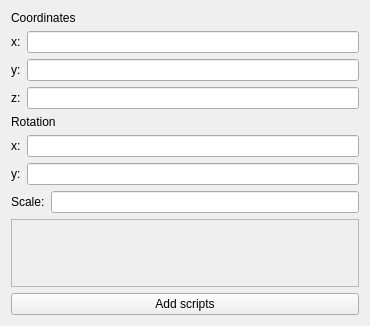
Old version of the form UUEngine/EngineUI/objectinfo.ui in the repository Lvuppp/Game-Engine-UUEngine.
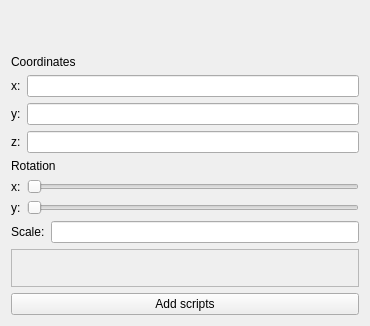
New version of the form.

Commit message: create basic object info ui

The edit to the form file:
```diff
--- a/UUEngine/EngineUI/objectinfo.ui
+++ b/UUEngine/EngineUI/objectinfo.ui
@@ -14,6 +14,13 @@
    <string>Form</string>
   </property>
   <layout class="QVBoxLayout" name="verticalLayout">
+   <item>
+    <widget class="QLabel" name="objectLabel">
+     <property name="text">
+      <string/>
+     </property>
+    </widget>
+   </item>
    <item>
     <layout class="QHBoxLayout" name="defaultParams">
      <item>
@@ -34,29 +41,29 @@
            </property>
           </widget>
          </item>
-         <item row="2" column="0">
-          <widget class="QLabel" name="y">
-           <property name="text">
-            <string>y:</string>
-           </property>
-          </widget>
-         </item>
          <item row="3" column="0">
+          <widget class="QLabel" name="y">
+           <property name="text">
+            <string>y:</string>
+           </property>
+          </widget>
+         </item>
+         <item row="5" column="0">
           <widget class="QLabel" name="z">
            <property name="text">
             <string>z:</string>
            </property>
           </widget>
          </item>
-         <item row="2" column="1">
-          <widget class="QLineEdit" name="zCoordLineEdit"/>
-         </item>
          <item row="1" column="1">
-          <widget class="QLineEdit" name="yCoordLineEdit"/>
-         </item>
-         <item row="3" column="1">
           <widget class="QLineEdit" name="xCoordLineEdit"/>
          </item>
+         <item row="3" column="1">
+          <widget class="QLineEdit" name="yCoordLineEdit"/>
+         </item>
+         <item row="5" column="1">
+          <widget class="QLineEdit" name="zCoordLineEdit"/>
+         </item>
         </layout>
        </item>
        <item>
@@ -75,18 +82,26 @@
            </property>
           </widget>
          </item>
-         <item row="0" column="1">
-          <widget class="QLineEdit" name="xRotateLineEdit"/>
-         </item>
-         <item row="1" column="0">
+         <item row="2" column="0">
           <widget class="QLabel" name="yr">
            <property name="text">
             <string>y:</string>
            </property>
           </widget>
          </item>
-         <item row="1" column="1">
-          <widget class="QLineEdit" name="yRotateLineEdit"/>
+         <item row="2" column="1">
+          <widget class="QSlider" name="xRotate">
+           <property name="orientation">
+            <enum>Qt::Horizontal</enum>
+           </property>
+          </widget>
+         </item>
+         <item row="0" column="1">
+          <widget class="QSlider" name="yRotate">
+           <property name="orientation">
+            <enum>Qt::Horizontal</enum>
+           </property>
+          </widget>
          </item>
         </layout>
        </item>
```
The commit also changes 11 other files.
